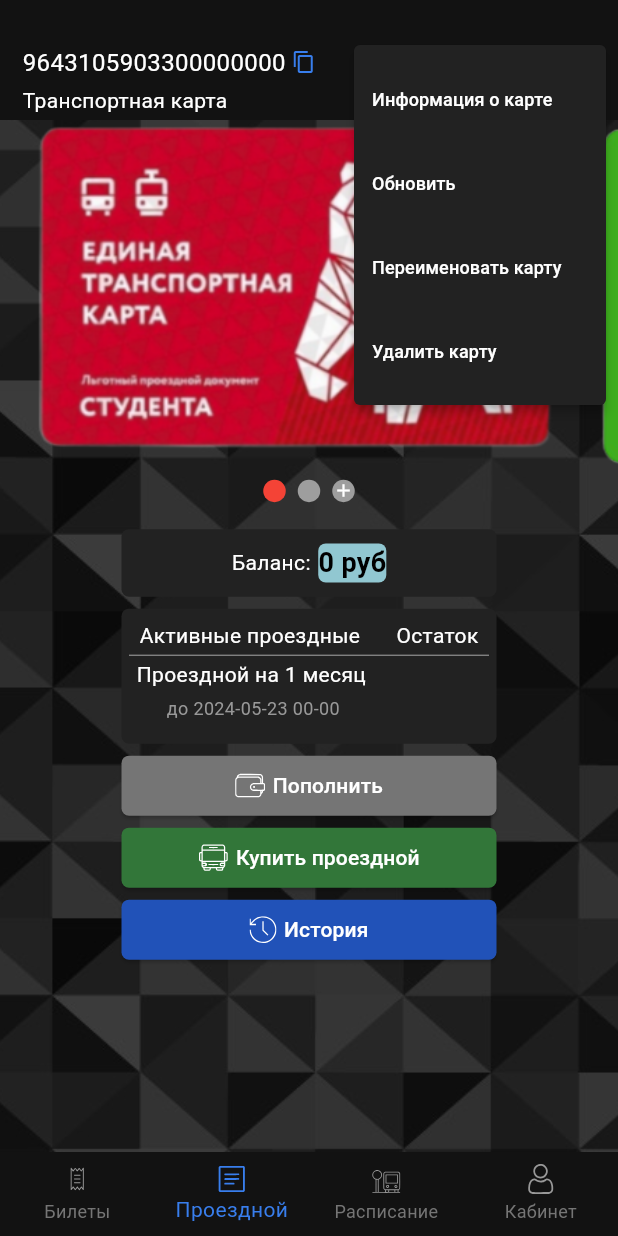
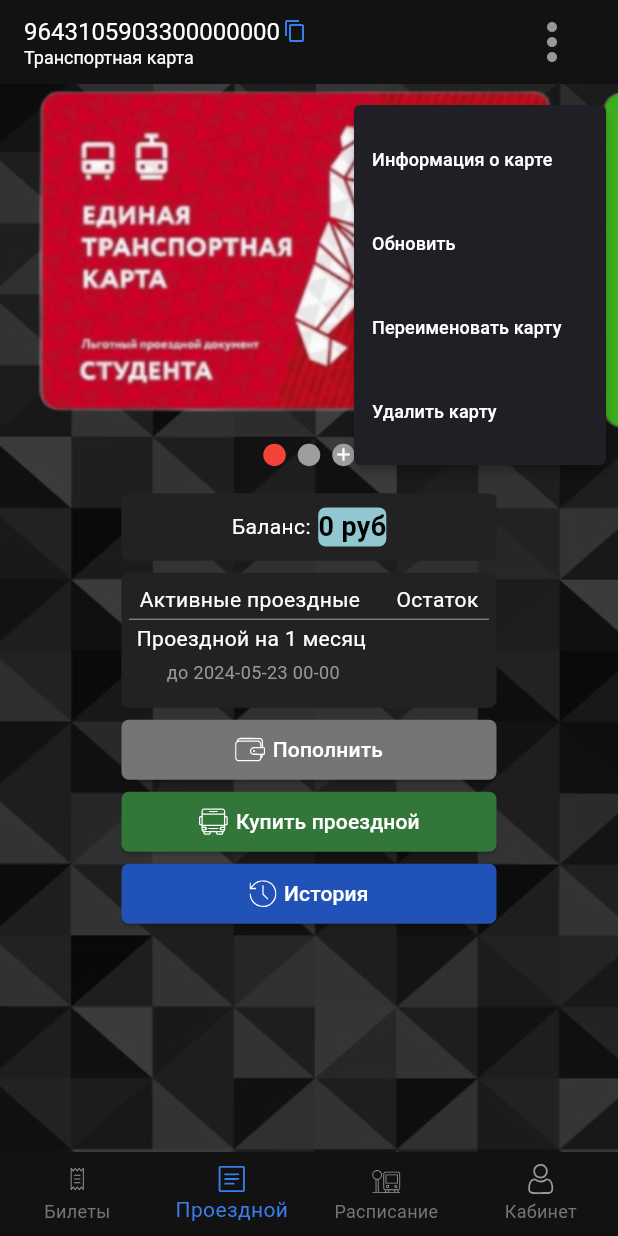
Before and after one commit to ttsukuyomi3auka/perm_transport_card, a Flutter app: the screen it shows after launch, item 2 of the bottom bar chosen, after a tap on the "more vert" icon, on a phone screen of 412 x 824 dp. Run offline on Flutter 3.47's test engine with Material 3 defaults, Android fonts, the light colour scheme and no system bars; drawn by our look-alikes of carousel_slider; our stand-ins replace flutter_svg, freezed_annotation, get.

Commit message:
app_bar fix

```diff
--- a/lib/app/modules/home/controllers/home_controller.dart
+++ b/lib/app/modules/home/controllers/home_controller.dart
@@ -39,7 +39,7 @@ class HomeController extends GetxController {
         Get.to(() => const TicketView());
         break;
       case 1:
-        Get.to(() => const HomeView());
+        Get.to(() => HomeView());
         setDefaultParametrs();
         break;
       case 2:
--- a/lib/app/modules/home/views/home_view.dart
+++ b/lib/app/modules/home/views/home_view.dart
@@ -19,6 +19,14 @@ class HomeView extends GetView<HomeController> {
     return Scaffold(
         resizeToAvoidBottomInset: false,
         bottomNavigationBar: CustomBottomNavigationBar(),
+        appBar: AppBar(
+            automaticallyImplyLeading: false,
+            backgroundColor: CustomColor.blackUpDown,
+            title: Obx(() =>
+                controller.currentCardsList[controller.indexPage.value].type ==
+                        CardTypes.newCard
+                    ? const CustomAppBarNewCard()
+                    : CustomAppBarAddedCard())),
         body: Container(
             decoration: const BoxDecoration(
               image: DecorationImage(
@@ -31,7 +39,7 @@ class HomeView extends GetView<HomeController> {
                   success: (List<PermCard> cards) {
                     return Column(
                       children: [
-                      drawAppBar(cards[controller.indexPage.value]),
+                        //drawAppBar(cards[controller.indexPage.value]),
                         CarouselSlider.builder(
                             itemCount: cards.length,
                             itemBuilder: (context, index, realIndex) {
@@ -46,7 +54,6 @@ class HomeView extends GetView<HomeController> {
                               enableInfiniteScroll: false,
                               onPageChanged: (index, reason) {
                                 controller.indexPage.value = index;
-                              controller.updateCurrentCard(cards[index]);
                               },
                             )),
                         drawCustomDot(cards, controller.indexPage.value),
@@ -76,8 +83,7 @@ class HomeView extends GetView<HomeController> {
                         instantInit: false);
                     controller.getCardById();
                     return PageView();
-                },
-              ),
+                  }),
             )));
   }
 }
--- a/lib/app/modules/home/widgets/app_bar.dart
+++ b/lib/app/modules/home/widgets/app_bar.dart
@@ -7,56 +7,12 @@ import 'package:perm_transport_card/app/modules/home/widgets/rename_card.dart';
 import 'package:perm_transport_card/constants.dart';
 import 'package:perm_transport_card/models/card.dart';
 
-class CustomAppBarAddedCard extends StatelessWidget {
-  final PermCard card;
-  final HomeController controller = Get.find();
 
-  CustomAppBarAddedCard(this.card, {super.key});
 
-  @override
-  Widget build(BuildContext context) {
-    return Container(
-      height: 80,
-      width: context.width,
-      color: CustomColor.blackUpDown,
-      padding: const EdgeInsets.fromLTRB(15, 30, 0, 0),
-      child: Expanded(
-        child: Row(
-          mainAxisAlignment: MainAxisAlignment.spaceBetween,
-          children: [
-            Column(
-              crossAxisAlignment: CrossAxisAlignment.start,
-              children: [
-                Row(
-                  children: [
-                    Text(
-                      card.id,
-                      style: const TextStyle(fontSize: 16, color: Colors.white),
-                    ),
-                    const SizedBox(width: 4),
-                    InkWell(
-                      onTap: () {},
-                      child: Icon(
-                        Icons.copy,
-                        size: 16,
-                        color: CustomColor.blueIcon,
-                      ),
-                    ),
-                  ],
-                ),
-                const SizedBox(height: 4),
-                if (card.type != CardTypes.newCard)
-                  Text(
-                    card.name,
-                    style: const TextStyle(fontSize: 14, color: Colors.white),
-                    textAlign: TextAlign.left,
-                  ),
-              ],
-            ),
-            PopupMenuButton(
+PopupMenuButton drawPopupMenu(PermCard card) {
+  HomeController controller = Get.find();
+  return PopupMenuButton(
     color: CustomColor.black,
-              icon:
-                  Icon(Icons.more_vert, size: 40, color: CustomColor.greyIcon),
     itemBuilder: (BuildContext context) => <PopupMenuEntry>[
       PopupMenuItem(
         child: ListTile(
@@ -94,8 +50,7 @@ class CustomAppBarAddedCard extends StatelessWidget {
               builder: (context) {
                 return Padding(
                   padding: EdgeInsets.only(
-                                bottom:
-                                    MediaQuery.of(context).viewInsets.bottom),
+                      bottom: MediaQuery.of(context).viewInsets.bottom),
                   child: RenameCard(card),
                 );
               },
@@ -121,31 +76,85 @@ class CustomAppBarAddedCard extends StatelessWidget {
         ),
       )
     ],
+  );
+}
+
+class CustomAppBarAddedCard extends StatelessWidget {
+  final HomeController controller = Get.find();
+  CustomAppBarAddedCard({super.key});
+
+  @override
+  Widget build(BuildContext context) {
+    return Row(
+      mainAxisAlignment: MainAxisAlignment.spaceBetween,
+      children: [
+        Column(crossAxisAlignment: CrossAxisAlignment.start, children: [
+          InkWell(
+            onTap: () {
+              ScaffoldMessenger.of(context).showSnackBar(
+                SnackBar(
+                  behavior: SnackBarBehavior.floating,
+                  backgroundColor: CustomColor.grey,
+                  elevation: 15,
+                  shape: Border(
+                      left: BorderSide(color: CustomColor.green, width: 4)),
+                  content: const Text(
+                    "Номер карты скопирован",
+                    style: TextStyle(color: Colors.white),
+                    textAlign: TextAlign.start,
                   ),
+                ),
+              );
+            },
+            child: Row(
+              mainAxisSize: MainAxisSize.min,
+              mainAxisAlignment: MainAxisAlignment.start,
+              children: [
+                Text(
+                  controller.currentCardsList[controller.indexPage.value].id,
+                  style: const TextStyle(fontSize: 16, color: Colors.white),
+                ),
+                const SizedBox(
+                  width: 2,
+                ),
+                Icon(
+                  Icons.copy,
+                  size: 16,
+                  color: CustomColor.blueIcon,
+                )
               ],
             ),
           ),
+          Text(
+            controller.currentCardsList[controller.indexPage.value].name,
+            style: const TextStyle(fontSize: 12, color: Colors.white),
+          ),
+        ]),
+        IconButton(
+          onPressed: () {
+            PopupMenuButton popupMenu = drawPopupMenu(
+                controller.currentCardsList[controller.indexPage.value]);
+
+            showMenu(
+              surfaceTintColor: CustomColor.black,
+              context: context,
+              position: const RelativeRect.fromLTRB(100, 70, 0, 0),
+              items: popupMenu.itemBuilder(context),
+            );
+          },
+          icon: Icon(Icons.more_vert, size: 40, color: CustomColor.greyIcon),
+        )
+      ],
     );
   }
 }
 
-Widget drawAppBar(PermCard card) {
-  bool isNew = card.type == CardTypes.newCard;
-  return isNew ? CustomAppBarNewCard(card) : CustomAppBarAddedCard(card);
-}
-
 class CustomAppBarNewCard extends StatelessWidget {
-  final PermCard card;
-  const CustomAppBarNewCard(this.card, {super.key});
+  const CustomAppBarNewCard({super.key});
 
   @override
   Widget build(BuildContext context) {
-    return Container(
-        height: 80,
-        width: double.infinity,
-        color: CustomColor.blackUpDown,
-        padding: const EdgeInsets.fromLTRB(15, 30, 0, 0),
-        child: const Center(
+    return const Center(
       child: Row(
         children: [
           Text(
@@ -154,6 +163,6 @@ class CustomAppBarNewCard extends StatelessWidget {
           ),
         ],
       ),
-        ));
+    );
   }
 }
```
Also changed, not shown: lib/app/modules/home/widgets/no_card_screen.dart (+19 -0 lines), lib/app/modules/home/widgets/rename_card.dart (+7 -0 lines). Lines whose indentation alone changed are shown as unchanged.
